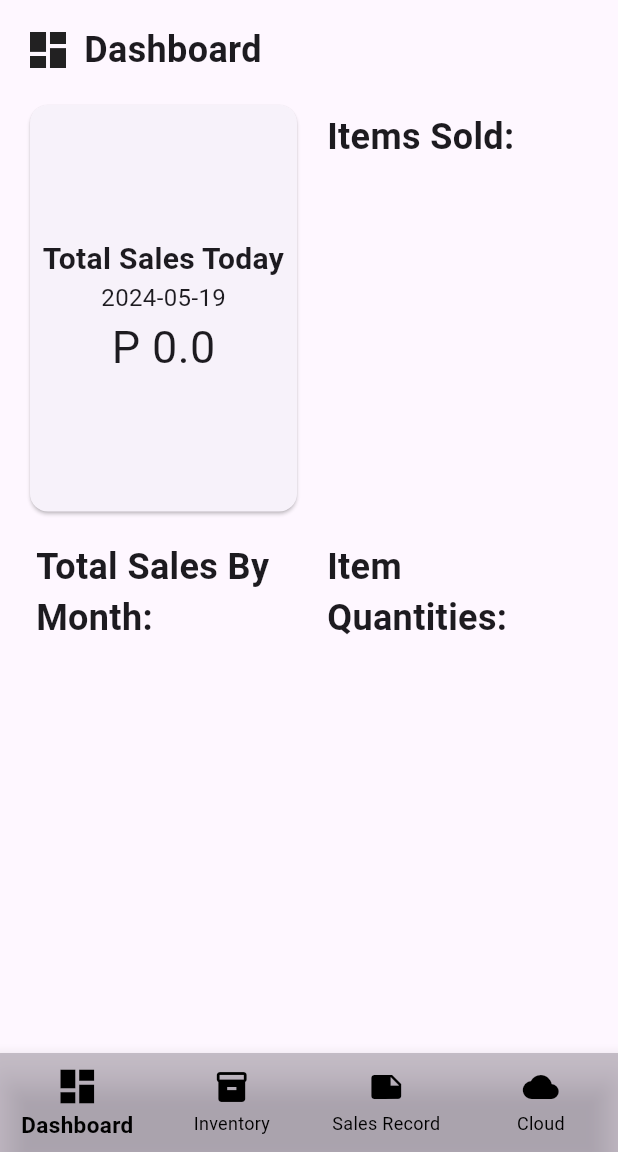
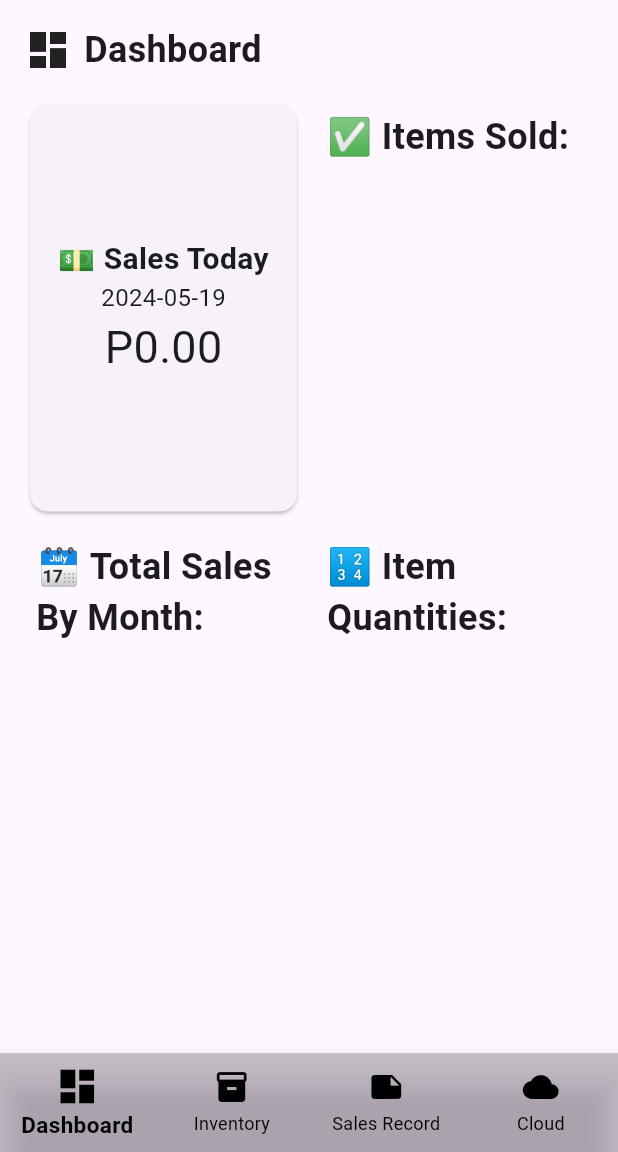
Before and after one commit to HarleyGotardo/SquareMind, a Flutter app: the MainPage screen opened directly with empty values, on a phone screen of 412 x 824 dp, the part 84-1236 px from its top. Run offline on Flutter 3.47's test engine with Material 3 defaults, Android fonts, the phone set to English and light mode, and no system bars; our stand-ins replace firebase_auth, firebase_core, shared_preferences, sqflite; accounts and stored records are empty; network calls fail.

Commit message:
Firebase Login and Create Account Implemented.
Also added some sub features:
- When in main page, pressing the back button requires to press it twice to exit the app.
- Added some icon emojis for more colors and life to the app.
- Sharedpreferences implemented.
- Changed the application icon logo to be based on the theme of the system.

```diff
--- a/lib/screens/dashboard.dart
+++ b/lib/screens/dashboard.dart
@@ -64,9 +64,9 @@ class _DashboardPageState extends State<DashboardPage> {
                             child: Column(
                               mainAxisAlignment: MainAxisAlignment.center,
                               children: [
-                                Text('Total Sales Today', textAlign: TextAlign.center,style: TextStyle(fontSize: 20, fontWeight: FontWeight.bold)),
+                                Text('💵 Sales Today', textAlign: TextAlign.center,style: TextStyle(fontSize: 20, fontWeight: FontWeight.bold)),
                                 Text(DateFormat('yyyy-MM-dd').format(DateTime.now()), style: TextStyle(fontSize: 16)),
-                                Text('P ${snapshot.data}', style: TextStyle(fontSize: 30)),
+                                Text('P${snapshot.data}0', style: TextStyle(fontSize: 30)),
                               ],
                             ),
                           ),
@@ -90,7 +90,7 @@ class _DashboardPageState extends State<DashboardPage> {
                               Padding(
                                 padding: const EdgeInsets.all(8.0),
                                 child: Text(
-                                  'Items Sold:',
+                                  '✅ Items Sold:',
                                   style: TextStyle(fontSize: 24, fontWeight: FontWeight.bold),
                                 ),
                               ),
@@ -102,7 +102,7 @@ class _DashboardPageState extends State<DashboardPage> {
                                   Map<String, dynamic> item = snapshot.data![index];
                                   return Card(
                                     child: ListTile(
-                                      title: Text('Item: ${item['itemName']} - Sold: ${item['totalQuantity']}'),
+                                      title: Text('📦Item: ${item['itemName']} - ✅Sold: ${item['totalQuantity']}'),
                                     ),
                                   );
                                 },
@@ -131,7 +131,7 @@ class _DashboardPageState extends State<DashboardPage> {
                               Padding(
                                 padding: const EdgeInsets.all(8.0),
                                 child: Text(
-                                  'Total Sales By Month:',
+                                  '🗓️ Total Sales By Month:',
                                   style: TextStyle(fontSize: 24, fontWeight: FontWeight.bold),
                                 ),
                               ),
@@ -143,7 +143,7 @@ class _DashboardPageState extends State<DashboardPage> {
                                   MapEntry<String, double> entry = snapshot.data!.entries.elementAt(index);
                                   return Card(
                                     child: ListTile(
-                                      title: Text('Month: ${entry.key} ~ Total: P ${entry.value}'),
+                                      title: Text('📅Month: ${entry.key} ~ 💵Total: P ${entry.value}'),
                                     ),
                                   );
                                 },
@@ -172,7 +172,7 @@ class _DashboardPageState extends State<DashboardPage> {
                               Padding(
                                 padding: const EdgeInsets.all(8.0),
                                 child: Text(
-                                  'Item Quantities:',
+                                  '🔢 Item Quantities:',
                                   style: TextStyle(fontSize: 24, fontWeight: FontWeight.bold),
                                 ),
                               ),
@@ -193,7 +193,7 @@ class _DashboardPageState extends State<DashboardPage> {
                                       } else if (snapshot.hasData) {
                                         return Card(
                                           child: ListTile(
-                                            title: Text('Item: $itemName - Quantity: ${snapshot.data}'),
+                                            title: Text('📦Item: $itemName - 🔢Quantity: ${snapshot.data}'),
                                           ),
                                         );
                                       } else {
--- a/lib/screens/inventory_management.dart
+++ b/lib/screens/inventory_management.dart
@@ -78,7 +78,7 @@ class _InventoryPageState extends State<InventoryPage> {
     showDialog(
       context: context,
       builder: (context) => AlertDialog(
-        title: Center(child: const Text('Item Information:')),
+        title: Center(child: const Text('📝Item Information:')),
         content: Column(
           mainAxisSize: MainAxisSize.min,
           crossAxisAlignment: CrossAxisAlignment.start,
--- a/lib/screens/main_page.dart
+++ b/lib/screens/main_page.dart
@@ -1,4 +1,5 @@
 import 'package:flutter/material.dart';
+import 'package:flutter/services.dart';
 import 'package:android_mims_development/screens/dashboard.dart';
 import 'package:android_mims_development/screens/inventory_management.dart';
 import 'package:android_mims_development/screens/record.dart';
@@ -14,18 +15,14 @@ class MainPage extends StatefulWidget {
   const MainPage({super.key, required this.email});
 
   @override
-  // ignore: library_private_types_in_public_api
   _MainPageState createState() => _MainPageState();
 }
 
 class _MainPageState extends State<MainPage> {
   int _selectedIndex = 0;
   bool isLoggedIn = false;
-  // Define the colors based on the 60-30-10 rule
-  static const Color dominantColor =
-      Color.fromARGB(255, 177, 172, 166); // Dominant color (60%)
-  // static const Color secondaryColor =
-  // Color.fromARGB(255, 63, 61, 60); // Secondary color (30%)
+  static const Color dominantColor = Color.fromARGB(255, 177, 172, 166);
+  DateTime? lastPressed;
 
   void _onItemTapped(int index) {
     setState(() {
@@ -35,19 +32,35 @@ class _MainPageState extends State<MainPage> {
 
   @override
   Widget build(BuildContext context) {
-    return Scaffold(
+    return WillPopScope(
+      onWillPop: () async {
+        DateTime now = DateTime.now();
+        if (lastPressed == null || now.difference(lastPressed!) > Duration(seconds: 2)) {
+          lastPressed = now;
+          ScaffoldMessenger.of(context).showSnackBar(
+            const SnackBar(
+              content: Text('Press back again to exit'),
+              duration: Duration(seconds: 2),
+            ),
+          );
+          return false;
+        }
+        SystemNavigator.pop();
+        return true;
+      },
+      child: Scaffold(
         appBar: AppBar(
           title: const Text(
             'Quick Stock',
             style: TextStyle(
               fontSize: 20.0,
               fontWeight: FontWeight.normal,
-            color: Color.fromARGB(255, 0, 0, 0), // Text color (black)
+              color: Color.fromARGB(255, 0, 0, 0),
             ),
             textAlign: TextAlign.center,
           ),
           backgroundColor: const Color.fromARGB(100, 234, 221, 255),
-        centerTitle: true, // Aligns title to center
+          centerTitle: true,
         ),
         drawer: Drawer(
           child: ListView(
@@ -74,8 +87,7 @@ class _MainPageState extends State<MainPage> {
                   Navigator.push(
                     context,
                     PageRouteBuilder(
-                    transitionDuration: const Duration(
-                        milliseconds: 500), // Set the duration of the animation
+                      transitionDuration: const Duration(milliseconds: 500),
                       pageBuilder: (context, animation, secondaryAnimation) =>
                           ProfileScreen(username: username ?? 'default'),
                       transitionsBuilder:
@@ -108,13 +120,12 @@ class _MainPageState extends State<MainPage> {
                           ),
                           TextButton(
                             child: const Text('Yes'),
-                          onPressed: () async{
+                            onPressed: () async {
                               SharedPreferences prefs = await SharedPreferences.getInstance();
                               await prefs.setBool('isLoggedIn', false);
                               Navigator.push(
                                 context,
-                              MaterialPageRoute(
-                                  builder: (context) => const LoginPage()),
+                                MaterialPageRoute(builder: (context) => const LoginPage()),
                               );
                             },
                           ),
@@ -127,47 +138,37 @@ await prefs.setBool('isLoggedIn', false);
             ],
           ),
         ),
-      backgroundColor: dominantColor, // Dominant color
+        backgroundColor: dominantColor,
         body: _getPage(_selectedIndex),
         bottomNavigationBar: BottomNavigationBar(
           items: const <BottomNavigationBarItem>[
             BottomNavigationBarItem(
-            icon: Icon(
-              Icons.dashboard,
-            ),
+              icon: Icon(Icons.dashboard),
               label: 'Dashboard',
             ),
             BottomNavigationBarItem(
-            icon: Icon(
-              Icons.inventory,
-            ),
+              icon: Icon(Icons.inventory),
               label: 'Inventory',
             ),
             BottomNavigationBarItem(
-            icon: Icon(
-              Icons.note,
-            ),
+              icon: Icon(Icons.note),
               label: 'Sales Record',
             ),
             BottomNavigationBarItem(
-            icon: Icon(
-              Icons.cloud,
-            ),
+              icon: Icon(Icons.cloud),
               label: 'Cloud',
             ),
           ],
           currentIndex: _selectedIndex,
-        selectedItemColor: const Color.fromARGB(
-            255, 0, 0, 0), // Accent color (highlight color)
+          selectedItemColor: const Color.fromARGB(255, 0, 0, 0),
           selectedFontSize: double.parse('15.0'),
           selectedIconTheme: const IconThemeData(size: 30.0),
           selectedLabelStyle: const TextStyle(fontWeight: FontWeight.bold),
-        unselectedItemColor:
-            const Color.fromARGB(255, 0, 0, 0), // Secondary color
+          unselectedItemColor: const Color.fromARGB(255, 0, 0, 0),
           onTap: _onItemTapped,
-        backgroundColor:
-            const Color.fromARGB(100, 234, 221, 255), // Dominant color
-        type: BottomNavigationBarType.fixed, // Ensures all labels are visible
+          backgroundColor: const Color.fromARGB(100, 234, 221, 255),
+          type: BottomNavigationBarType.fixed,
+        ),
       ),
     );
   }
--- a/pubspec.yaml
+++ b/pubspec.yaml
@@ -30,7 +30,7 @@ dev_dependencies:
 flutter_launcher_icons:
   android: "launcher_icon"
   ios: true
-  image_path: "assets/images/logo.png"
+  image_path: "assets/images/newlogo.png"
 
 flutter_lints: ^3.0.1
 
```
Also changed, not shown: lib/screens/cloud_integration.dart (+92 -10 lines), lib/screens/firebase_login.dart (+7 -5 lines), lib/screens/record.dart (+4 -4 lines), assets/images/logo2.png (added), assets/images/newlogo.png (added), 26 other files. Lines whose indentation alone changed are shown as unchanged.
